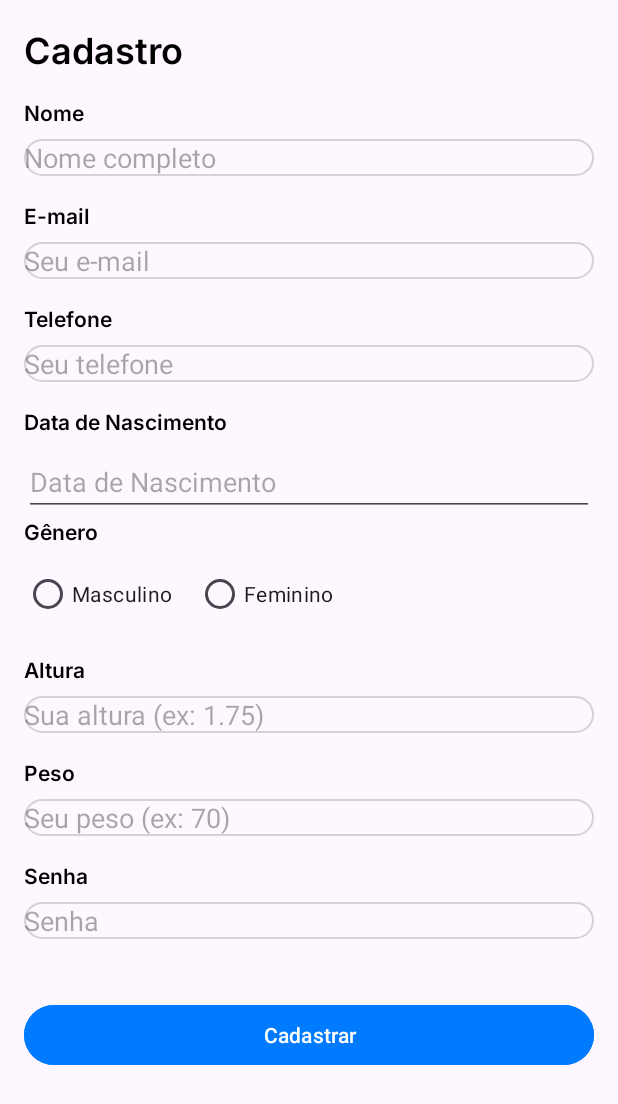
After one commit to cc23532/TCC-Solo, an Android app: the layout activity_register_user.xml on its own in the app's theme, with its tools: preview values and no code run, on a phone screen of 412 x 824 dp. The commit adds this screen. Shown: the top 1104 px of the screen. Run offline under Robolectric (Android 15) with nearby library versions, the phone set to English and light mode, and no system bars.

Commit message:
url ngrok e cadastro

```diff
--- /dev/null
+++ b/teste/solo/app/src/main/res/layout/activity_register_user.xml
@@ -0,0 +1,217 @@
+<?xml version="1.0" encoding="utf-8"?>
+<androidx.constraintlayout.widget.ConstraintLayout xmlns:android="http://schemas.android.com/apk/res/android"
+    xmlns:app="http://schemas.android.com/apk/res-auto"
+    xmlns:tools="http://schemas.android.com/tools"
+    android:id="@+id/main"
+    android:layout_width="match_parent"
+    android:layout_height="match_parent"
+    tools:context=".RegisterUserActivity">
+
+    <ScrollView
+        android:layout_width="match_parent"
+        android:layout_height="match_parent"
+        android:padding="16dp">
+
+        <LinearLayout
+            android:layout_width="match_parent"
+            android:layout_height="wrap_content"
+            android:orientation="vertical">
+
+            <!-- Título -->
+            <TextView
+                android:id="@+id/textViewTitle"
+                android:layout_width="wrap_content"
+                android:layout_height="wrap_content"
+                android:text="Cadastro"
+                android:textColor="#000000"
+                android:textSize="24sp"
+                android:fontFamily="@font/inter_semibold"
+                android:layout_marginBottom="16dp"/>
+
+            <!-- Nome -->
+            <TextView
+                android:id="@+id/textViewName"
+                android:layout_width="wrap_content"
+                android:layout_height="wrap_content"
+                android:text="Nome"
+                android:textColor="#000000"
+                android:textSize="14sp"
+                android:fontFamily="@font/inter_semibold"
+                android:layout_marginBottom="8dp"/>
+
+            <EditText
+                android:id="@+id/editTextName"
+                android:layout_width="match_parent"
+                android:layout_height="wrap_content"
+                android:background="@drawable/edit_text_border"
+                android:hint="Nome completo"
+                android:layout_marginBottom="16dp"/>
+
+            <!-- E-mail -->
+            <TextView
+                android:id="@+id/textViewEmail"
+                android:layout_width="wrap_content"
+                android:layout_height="wrap_content"
+                android:text="E-mail"
+                android:textColor="#000000"
+                android:textSize="14sp"
+                android:fontFamily="@font/inter_semibold"
+                android:layout_marginBottom="8dp"/>
+
+            <EditText
+                android:id="@+id/editTextEmail"
+                android:layout_width="match_parent"
+                android:layout_height="wrap_content"
+                android:background="@drawable/edit_text_border"
+                android:hint="Seu e-mail"
+                android:inputType="textEmailAddress"
+                android:layout_marginBottom="16dp"/>
+
+            <!-- Telefone -->
+            <TextView
+                android:id="@+id/textViewPhone"
+                android:layout_width="wrap_content"
+                android:layout_height="wrap_content"
+                android:text="Telefone"
+                android:textColor="#000000"
+                android:textSize="14sp"
+                android:fontFamily="@font/inter_semibold"
+                android:layout_marginBottom="8dp"/>
+
+            <EditText
+                android:id="@+id/editTextPhone"
+                android:layout_width="match_parent"
+                android:layout_height="wrap_content"
+                android:background="@drawable/edit_text_border"
+                android:hint="Seu telefone"
+                android:inputType="phone"
+                android:layout_marginBottom="16dp"/>
+
+            <!-- Data de Nascimento -->
+            <TextView
+                android:id="@+id/textViewDob"
+                android:layout_width="wrap_content"
+                android:layout_height="wrap_content"
+                android:text="Data de Nascimento"
+                android:textColor="#000000"
+                android:textSize="14sp"
+                android:fontFamily="@font/inter_semibold"
+                android:layout_marginBottom="8dp"/>
+
+            <EditText
+                android:id="@+id/editTextDateBorn"
+                android:layout_width="match_parent"
+                android:layout_height="wrap_content"
+                android:hint="Data de Nascimento"
+                android:inputType="date"
+                android:focusable="false" />
+
+            <!-- Gênero -->
+            <TextView
+                android:id="@+id/textViewGender"
+                android:layout_width="wrap_content"
+                android:layout_height="wrap_content"
+                android:text="Gênero"
+                android:textColor="#000000"
+                android:textSize="14sp"
+                android:fontFamily="@font/inter_semibold"
+                android:layout_marginBottom="8dp"/>
+
+            <RadioGroup
+                android:id="@+id/radioGroupGender"
+                android:layout_width="wrap_content"
+                android:layout_height="wrap_content"
+                android:orientation="horizontal"
+                android:layout_marginBottom="16dp">
+
+                <RadioButton
+                    android:id="@+id/radioButtonMale"
+                    android:layout_width="wrap_content"
+                    android:layout_height="wrap_content"
+                    android:text="Masculino"
+                    android:layout_marginEnd="16dp"/>
+
+                <RadioButton
+                    android:id="@+id/radioButtonFemale"
+                    android:layout_width="wrap_content"
+                    android:layout_height="wrap_content"
+                    android:text="Feminino"/>
+
+            </RadioGroup>
+
+            <!-- Altura -->
+            <TextView
+                android:id="@+id/textViewHeight"
+                android:layout_width="wrap_content"
+                android:layout_height="wrap_content"
+                android:text="Altura"
+                android:textColor="#000000"
+                android:textSize="14sp"
+                android:fontFamily="@font/inter_semibold"
+                android:layout_marginBottom="8dp"/>
+
+            <EditText
+                android:id="@+id/editTextHeight"
+                android:layout_width="match_parent"
+                android:layout_height="wrap_content"
+                android:background="@drawable/edit_text_border"
+                android:hint="Sua altura (ex: 1.75)"
+                android:inputType="numberDecimal"
+                android:layout_marginBottom="16dp"/>
+
+            <!-- Peso -->
+            <TextView
+                android:id="@+id/textViewWeight"
+                android:layout_width="wrap_content"
+                android:layout_height="wrap_content"
+                android:text="Peso"
+                android:textColor="#000000"
+                android:textSize="14sp"
+                android:fontFamily="@font/inter_semibold"
+                android:layout_marginBottom="8dp"/>
+
+            <EditText
+                android:id="@+id/editTextWeight"
+                android:layout_width="match_parent"
+                android:layout_height="wrap_content"
+                android:background="@drawable/edit_text_border"
+                android:hint="Seu peso (ex: 70)"
+                android:inputType="numberDecimal"
+                android:layout_marginBottom="16dp"/>
+
+            <!-- Senha -->
+            <TextView
+                android:id="@+id/textViewPassword"
+                android:layout_width="wrap_content"
+                android:layout_height="wrap_content"
+                android:text="Senha"
+                android:textColor="#000000"
+                android:textSize="14sp"
+                android:fontFamily="@font/inter_semibold"
+                android:layout_marginBottom="8dp"/>
+
+            <EditText
+                android:id="@+id/editTextPassword"
+                android:layout_width="match_parent"
+                android:layout_height="wrap_content"
+                android:background="@drawable/edit_text_border"
+                android:hint="Senha"
+                android:inputType="textPassword"
+                android:layout_marginBottom="16dp"/>
+
+            <!-- Botão de Cadastro -->
+            <Button
+                android:id="@+id/buttonRegister"
+                android:layout_width="match_parent"
+                android:layout_height="wrap_content"
+                android:text="Cadastrar"
+                android:textColor="#FFFFFF"
+                android:backgroundTint="#007BFF"
+                android:layout_marginTop="24dp"
+                android:layout_marginBottom="16dp"/>
+
+        </LinearLayout>
+
+    </ScrollView>
+
+</androidx.constraintlayout.widget.ConstraintLayout>
```
Also changed, not shown: teste/solo/app/src/main/java/com/example/solo/LoginFragment.java (+11 -0 lines), teste/solo/app/src/main/java/com/example/solo/RegisterUserActivity.java (added, +189 -0 lines).
